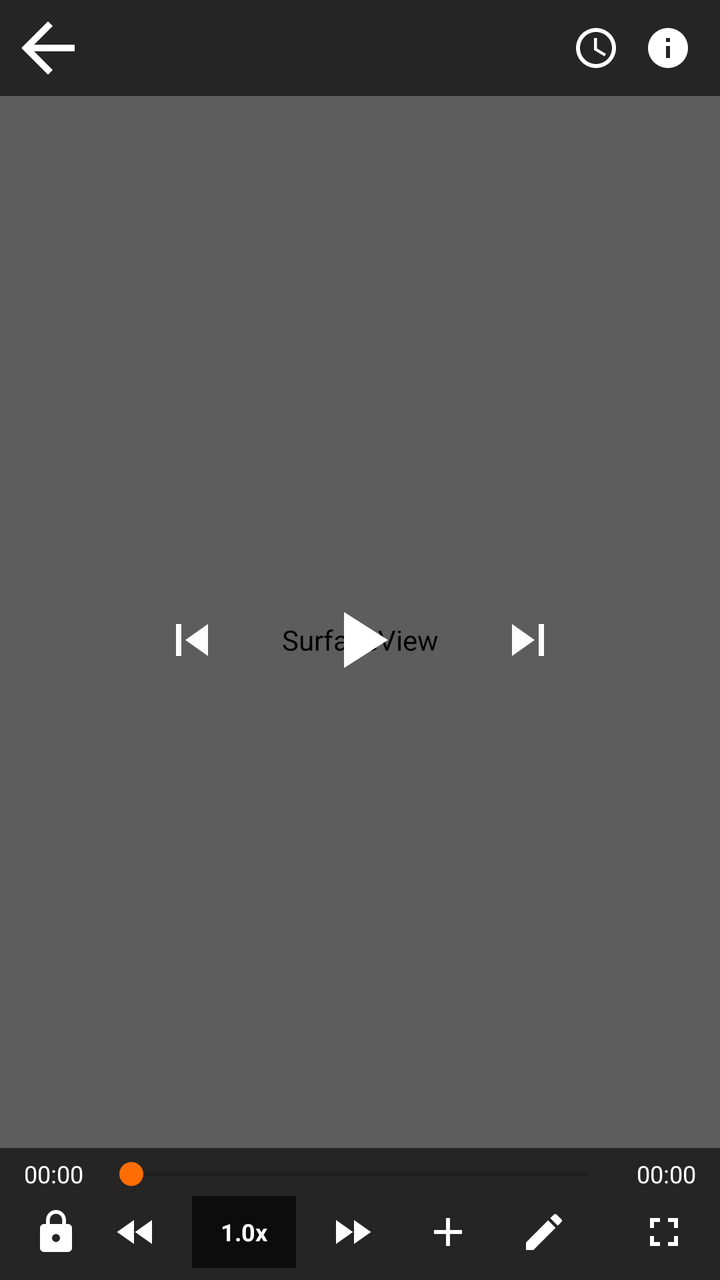
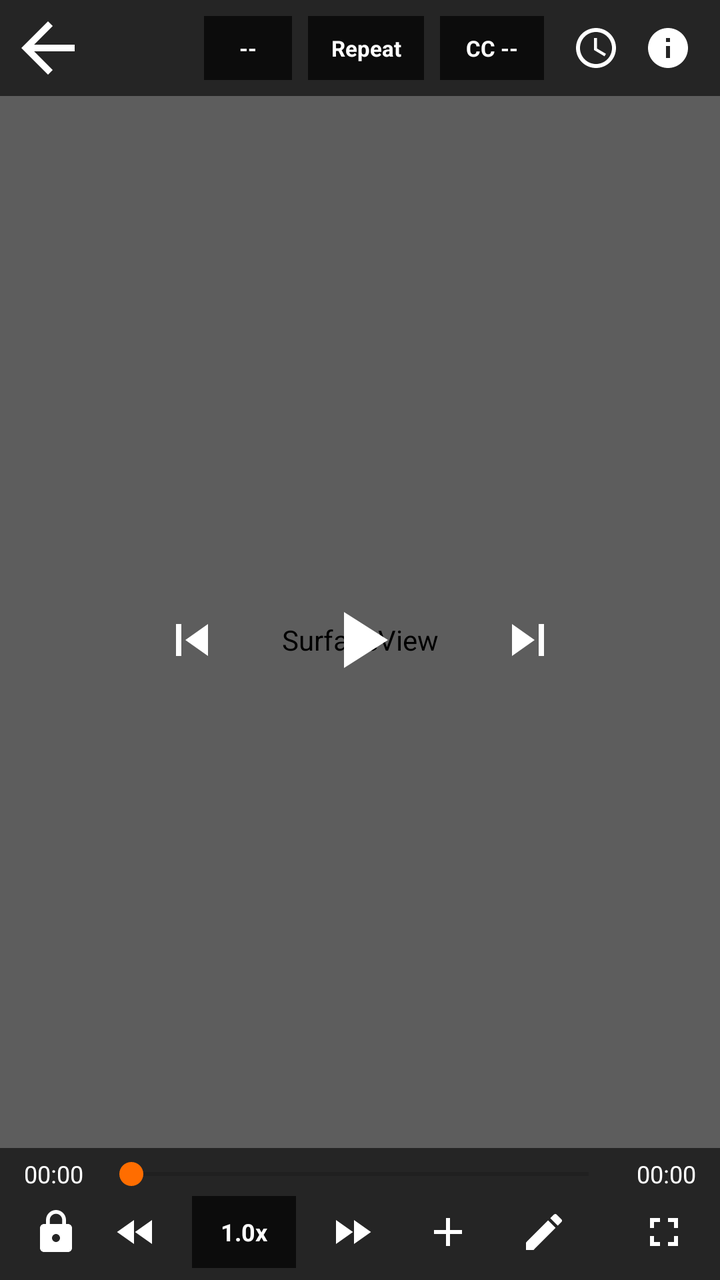

Two renders of the same Android screen: before a commit and after it. Below are the layout's source before the change and the commit's diff.
<!-- AndroidManifest.xml: application theme AppTheme.Light -->
<!-- res/layout/activity_player.xml -->
<?xml version="1.0" encoding="utf-8"?>
<FrameLayout xmlns:android="http://schemas.android.com/apk/res/android"
    android:id="@+id/playerRoot"
    android:layout_width="match_parent"
    android:layout_height="match_parent"
    android:background="@color/playerBackground"
    android:keepScreenOn="true">

    
    <SurfaceView
        android:id="@+id/surfaceView"
        android:layout_width="match_parent"
        android:layout_height="match_parent"
        android:layout_gravity="center" />

    
    <LinearLayout
        android:id="@+id/brightnessOverlay"
        android:layout_width="wrap_content"
        android:layout_height="wrap_content"
        android:layout_gravity="start|center_vertical"
        android:layout_marginStart="24dp"
        android:background="@color/gestureOverlayBg"
        android:gravity="center"
        android:orientation="vertical"
        android:padding="16dp"
        android:visibility="gone">

        <ImageView
            android:layout_width="32dp"
            android:layout_height="32dp"
            android:src="@drawable/ic_brightness"
            android:contentDescription="@string/brightness" />

        <ProgressBar
            android:id="@+id/brightnessProgress"
            style="?android:attr/progressBarStyleHorizontal"
            android:layout_width="4dp"
            android:layout_height="100dp"
            android:layout_marginTop="8dp"
            android:max="100"
            android:progress="50"
            
            android:rotation="180" />

        <TextView
            android:id="@+id/tvBrightnessValue"
            android:layout_width="wrap_content"
            android:layout_height="wrap_content"
            android:layout_marginTop="4dp"
            android:textColor="@color/gestureOverlayText"
            android:textSize="12sp"
            android:text="50%" />
    </LinearLayout>

    
    <LinearLayout
        android:id="@+id/volumeOverlay"
        android:layout_width="wrap_content"
        android:layout_height="wrap_content"
        android:layout_gravity="end|center_vertical"
        android:layout_marginEnd="24dp"
        android:background="@color/gestureOverlayBg"
        android:gravity="center"
        android:orientation="vertical"
        android:padding="16dp"
        android:visibility="gone">

        <ImageView
            android:layout_width="32dp"
            android:layout_height="32dp"
            android:src="@drawable/ic_volume"
            android:contentDescription="@string/volume" />

        <ProgressBar
            android:id="@+id/volumeProgress"
            style="?android:attr/progressBarStyleHorizontal"
            android:layout_width="4dp"
            android:layout_height="100dp"
            android:layout_marginTop="8dp"
            android:max="100"
            android:progress="50"
            android:rotation="180" />

        <TextView
            android:id="@+id/tvVolumeValue"
            android:layout_width="wrap_content"
            android:layout_height="wrap_content"
            android:layout_marginTop="4dp"
            android:textColor="@color/gestureOverlayText"
            android:textSize="12sp"
            android:text="50%" />
    </LinearLayout>

    
    <LinearLayout
        android:id="@+id/seekOverlay"
        android:layout_width="wrap_content"
        android:layout_height="wrap_content"
        android:layout_gravity="center"
        android:background="@color/gestureOverlayBg"
        android:gravity="center"
        android:orientation="vertical"
        android:padding="20dp"
        android:visibility="gone">

        <TextView
            android:id="@+id/tvSeekPosition"
            android:layout_width="wrap_content"
            android:layout_height="wrap_content"
            android:textColor="@color/gestureOverlayText"
            android:textSize="24sp"
            android:textStyle="bold"
            android:text="00:00:00" />

        <TextView
            android:id="@+id/tvSeekOffset"
            android:layout_width="wrap_content"
            android:layout_height="wrap_content"
            android:layout_marginTop="4dp"
            android:textColor="@color/gestureOverlayText"
            android:textSize="14sp"
            android:text="+0 sec" />
    </LinearLayout>

    
    <FrameLayout
        android:id="@+id/doubleTapLeft"
        android:layout_width="120dp"
        android:layout_height="120dp"
        android:layout_gravity="center_vertical|start"
        android:background="@color/gestureOverlayBg"
        android:visibility="gone">

        <LinearLayout
            android:layout_width="wrap_content"
            android:layout_height="wrap_content"
            android:layout_gravity="center"
            android:gravity="center"
            android:orientation="vertical">

            <ImageView
                android:layout_width="36dp"
                android:layout_height="36dp"
                android:src="@drawable/ic_rewind"
                android:contentDescription="Rewind" />

            <TextView
                android:layout_width="wrap_content"
                android:layout_height="wrap_content"
                android:text="10 sec"
                android:textColor="@color/white"
                android:textSize="12sp" />
        </LinearLayout>
    </FrameLayout>

    
    <FrameLayout
        android:id="@+id/doubleTapRight"
        android:layout_width="120dp"
        android:layout_height="120dp"
        android:layout_gravity="center_vertical|end"
        android:background="@color/gestureOverlayBg"
        android:visibility="gone">

        <LinearLayout
            android:layout_width="wrap_content"
            android:layout_height="wrap_content"
            android:layout_gravity="center"
            android:gravity="center"
            android:orientation="vertical">

            <ImageView
                android:layout_width="36dp"
                android:layout_height="36dp"
                android:src="@drawable/ic_forward"
                android:contentDescription="Forward" />

            <TextView
                android:layout_width="wrap_content"
                android:layout_height="wrap_content"
                android:text="10 sec"
                android:textColor="@color/white"
                android:textSize="12sp" />
        </LinearLayout>
    </FrameLayout>

    
    <TextView
        android:id="@+id/tvSleepTimer"
        android:layout_width="wrap_content"
        android:layout_height="wrap_content"
        android:layout_gravity="top|end"
        android:layout_marginTop="8dp"
        android:layout_marginEnd="8dp"
        android:background="@color/gestureOverlayBg"
        android:padding="6dp"
        android:textColor="@color/white"
        android:textSize="12sp"
        android:visibility="gone" />

    
    <RelativeLayout
        android:id="@+id/controlsOverlay"
        android:layout_width="match_parent"
        android:layout_height="match_parent"
        android:background="#44000000">

        
        <LinearLayout
            android:id="@+id/topBar"
            android:layout_width="match_parent"
            android:layout_height="48dp"
            android:layout_alignParentTop="true"
            android:background="@color/playerControlBg"
            android:gravity="center_vertical"
            android:orientation="horizontal"
            android:paddingStart="4dp"
            android:paddingEnd="8dp">

            <ImageButton
                android:id="@+id/btnBack"
                android:layout_width="40dp"
                android:layout_height="40dp"
                android:background="?android:attr/selectableItemBackgroundBorderless"
                android:contentDescription="Back"
                android:src="@drawable/ic_back"
                android:scaleType="centerInside" />

            <TextView
                android:id="@+id/tvVideoTitle"
                android:layout_width="0dp"
                android:layout_height="wrap_content"
                android:layout_weight="1"
                android:ellipsize="end"
                android:maxLines="1"
                android:paddingStart="8dp"
                android:paddingEnd="8dp"
                android:textColor="@color/playerControlText"
                android:textSize="16sp" />

            
            <ImageButton
                android:id="@+id/btnSleepTimer"
                android:layout_width="36dp"
                android:layout_height="36dp"
                android:background="?android:attr/selectableItemBackgroundBorderless"
                android:contentDescription="@string/sleep_timer"
                android:src="@drawable/ic_timer"
                android:scaleType="centerInside"
                android:padding="6dp" />

            
            <ImageButton
                android:id="@+id/btnVideoInfo"
                android:layout_width="36dp"
                android:layout_height="36dp"
                android:background="?android:attr/selectableItemBackgroundBorderless"
                android:contentDescription="@string/video_info"
                android:src="@drawable/ic_info"
                android:scaleType="centerInside"
                android:padding="6dp" />

        </LinearLayout>

        
        <LinearLayout
            android:id="@+id/centerControls"
            android:layout_width="wrap_content"
            android:layout_height="wrap_content"
            android:layout_centerInParent="true"
            android:gravity="center"
            android:orientation="horizontal">

            <ImageButton
                android:id="@+id/btnPrevious"
                android:layout_width="56dp"
                android:layout_height="56dp"
                android:background="?android:attr/selectableItemBackgroundBorderless"
                android:contentDescription="@string/previous"
                android:src="@drawable/ic_previous"
                android:scaleType="centerInside"
                android:padding="12dp" />

            <ImageButton
                android:id="@+id/btnPlayPause"
                android:layout_width="64dp"
                android:layout_height="64dp"
                android:layout_marginStart="24dp"
                android:layout_marginEnd="24dp"
                android:background="?android:attr/selectableItemBackgroundBorderless"
                android:contentDescription="@string/play"
                android:src="@drawable/ic_play"
                android:scaleType="centerInside"
                android:padding="8dp" />

            <ImageButton
                android:id="@+id/btnNext"
                android:layout_width="56dp"
                android:layout_height="56dp"
                android:background="?android:attr/selectableItemBackgroundBorderless"
                android:contentDescription="@string/next"
                android:src="@drawable/ic_next"
                android:scaleType="centerInside"
                android:padding="12dp" />

        </LinearLayout>

        
        <LinearLayout
            android:id="@+id/bottomBar"
            android:layout_width="match_parent"
            android:layout_height="wrap_content"
            android:layout_alignParentBottom="true"
            android:background="@color/playerControlBg"
            android:orientation="vertical"
            android:padding="4dp">

            
            <LinearLayout
                android:layout_width="match_parent"
                android:layout_height="wrap_content"
                android:gravity="center_vertical"
                android:orientation="horizontal"
                android:paddingStart="8dp"
                android:paddingEnd="8dp">

                <TextView
                    android:id="@+id/tvCurrentTime"
                    android:layout_width="wrap_content"
                    android:layout_height="wrap_content"
                    android:textColor="@color/playerControlText"
                    android:textSize="12sp"
                    android:text="00:00" />

                <SeekBar
                    android:id="@+id/seekBar"
                    android:layout_width="0dp"
                    android:layout_height="wrap_content"
                    android:layout_weight="1"
                    android:layout_marginStart="8dp"
                    android:layout_marginEnd="8dp"
                    android:max="100" />

                <TextView
                    android:id="@+id/tvTotalTime"
                    android:layout_width="wrap_content"
                    android:layout_height="wrap_content"
                    android:textColor="@color/playerControlText"
                    android:textSize="12sp"
                    android:text="00:00" />

            </LinearLayout>

            
            <LinearLayout
                android:layout_width="match_parent"
                android:layout_height="wrap_content"
                android:gravity="center_vertical"
                android:orientation="horizontal"
                android:paddingStart="4dp"
                android:paddingEnd="4dp">

                
                <ImageButton
                    android:id="@+id/btnLock"
                    android:layout_width="40dp"
                    android:layout_height="40dp"
                    android:background="?android:attr/selectableItemBackgroundBorderless"
                    android:contentDescription="@string/lock"
                    android:src="@drawable/ic_lock"
                    android:scaleType="centerInside"
                    android:padding="8dp" />

<ImageButton
                    android:id="@+id/btnRewind"
                    android:layout_width="40dp"
                    android:layout_height="40dp"
                    android:background="?android:attr/selectableItemBackgroundBorderless"
                    android:contentDescription="@string/rewind_10_seconds"
                    android:src="@drawable/ic_rewind"
                    android:scaleType="centerInside"
                    android:padding="8dp" />

                <TextView
                    android:id="@+id/btnSpeed"
                    android:layout_width="wrap_content"
                    android:layout_height="36dp"
                    android:layout_marginStart="8dp"
                    android:layout_gravity="center_vertical"
                    android:background="@color/gestureOverlayBg"
                    android:gravity="center"
                    android:minWidth="52dp"
                    android:paddingStart="10dp"
                    android:paddingEnd="10dp"
                    android:text="@string/speed_normal"
                    android:textColor="@color/playerControlText"
                    android:textSize="12sp"
                    android:textStyle="bold" />

                <ImageButton
                    android:id="@+id/btnForward"
                    android:layout_width="40dp"
                    android:layout_height="40dp"
                    android:layout_marginStart="8dp"
                    android:background="?android:attr/selectableItemBackgroundBorderless"
                    android:contentDescription="@string/forward_10_seconds"
                    android:src="@drawable/ic_forward"
                    android:scaleType="centerInside"
                    android:padding="8dp" />
<ImageButton
                    android:id="@+id/btnBookmark"
                    android:layout_width="40dp"
                    android:layout_height="40dp"
                    android:layout_marginStart="8dp"
                    android:background="?android:attr/selectableItemBackgroundBorderless"
                    android:contentDescription="@string/bookmark"
                    android:src="@drawable/ic_add"
                    android:scaleType="centerInside"
                    android:padding="8dp" />
<ImageButton
                    android:id="@+id/btnNote"
                    android:layout_width="40dp"
                    android:layout_height="40dp"
                    android:layout_marginStart="8dp"
                    android:background="?android:attr/selectableItemBackgroundBorderless"
                    android:contentDescription="@string/notes"
                    android:src="@drawable/ic_edit"
                    android:scaleType="centerInside"
                    android:padding="8dp" />
                <View
                    android:layout_width="0dp"
                    android:layout_height="0dp"
                    android:layout_weight="1" />

                
                <ImageButton
                    android:id="@+id/btnFullscreen"
                    android:layout_width="40dp"
                    android:layout_height="40dp"
                    android:background="?android:attr/selectableItemBackgroundBorderless"
                    android:contentDescription="@string/fullscreen"
                    android:src="@drawable/ic_fullscreen"
                    android:scaleType="centerInside"
                    android:padding="8dp" />

            </LinearLayout>

        </LinearLayout>

    </RelativeLayout>

    
    <FrameLayout
        android:id="@+id/lockOverlay"
        android:layout_width="match_parent"
        android:layout_height="match_parent"
        android:visibility="gone">

        <ImageButton
            android:id="@+id/btnUnlock"
            android:layout_width="56dp"
            android:layout_height="56dp"
            android:layout_gravity="start|bottom"
            android:layout_marginStart="16dp"
            android:layout_marginBottom="16dp"
            android:background="@color/gestureOverlayBg"
            android:contentDescription="@string/unlock"
            android:src="@drawable/ic_unlock"
            android:scaleType="centerInside"
            android:padding="12dp" />
    </FrameLayout>

</FrameLayout>
<!-- resources referenced by this layout -->
<resources>
  <color name="gestureOverlayBg">#AA000000</color>
  <color name="gestureOverlayText">#FFFFFFFF</color>
  <color name="playerBackground">#FF000000</color>
  <color name="playerControlBg">#99000000</color>
  <color name="playerControlText">#FFFFFFFF</color>
  <color name="white">#FFFFFFFF</color>
  <!-- drawable ic_add (drawable) -->
  <?xml version="1.0" encoding="utf-8"?>
  <vector xmlns:android="http://schemas.android.com/apk/res/android"
      android:width="24dp"
      android:height="24dp"
      android:viewportWidth="24"
      android:viewportHeight="24">
      <path
          android:fillColor="#FFFFFFFF"
          android:pathData="M19,13h-6v6h-2v-6H5v-2h6V5h2v6h6v2z" />
  </vector>
  <!-- drawable ic_forward (drawable) -->
  <?xml version="1.0" encoding="utf-8"?>
  <vector xmlns:android="http://schemas.android.com/apk/res/android"
      android:width="48dp"
      android:height="48dp"
      android:viewportWidth="24"
      android:viewportHeight="24">
      <path
          android:fillColor="#FFFFFFFF"
          android:pathData="M4,18l8.5,-6L4,6v12zM13,6v12l8.5,-6L13,6z" />
  </vector>
  <!-- drawable ic_next (drawable) -->
  <?xml version="1.0" encoding="utf-8"?>
  <vector xmlns:android="http://schemas.android.com/apk/res/android"
      android:width="48dp"
      android:height="48dp"
      android:viewportWidth="24"
      android:viewportHeight="24">
      <path
          android:fillColor="#FFFFFFFF"
          android:pathData="M6,18l8.5,-6L6,6v12zM16,6v12h2V6h-2z" />
  </vector>
  <!-- drawable ic_play (drawable) -->
  <?xml version="1.0" encoding="utf-8"?>
  <vector xmlns:android="http://schemas.android.com/apk/res/android"
      android:width="48dp"
      android:height="48dp"
      android:viewportWidth="24"
      android:viewportHeight="24">
      <path
          android:fillColor="#FFFFFFFF"
          android:pathData="M8,5v14l11,-7z" />
  </vector>
  <!-- drawable ic_previous (drawable) -->
  <?xml version="1.0" encoding="utf-8"?>
  <vector xmlns:android="http://schemas.android.com/apk/res/android"
      android:width="48dp"
      android:height="48dp"
      android:viewportWidth="24"
      android:viewportHeight="24">
      <path
          android:fillColor="#FFFFFFFF"
          android:pathData="M6,6h2v12H6V6zM9.5,12l8.5,6V6l-8.5,6z" />
  </vector>
  <!-- drawable ic_rewind (drawable) -->
  <?xml version="1.0" encoding="utf-8"?>
  <vector xmlns:android="http://schemas.android.com/apk/res/android"
      android:width="48dp"
      android:height="48dp"
      android:viewportWidth="24"
      android:viewportHeight="24">
      <path
          android:fillColor="#FFFFFFFF"
          android:pathData="M11,18V6l-8.5,6L11,18zM11.5,12l8.5,6V6l-8.5,6z" />
  </vector>
  <string name="bookmark">Bookmark</string>
  <string name="brightness">Brightness</string>
  <string name="forward_10_seconds">Forward 10 seconds</string>
  <string name="fullscreen">Fullscreen</string>
  <string name="lock">Lock</string>
  <string name="next">Next</string>
  <string name="notes">Notes</string>
  <string name="play">Play</string>
  <string name="previous">Previous</string>
  <string name="rewind_10_seconds">Rewind 10 seconds</string>
  <string name="sleep_timer">Sleep Timer</string>
  <string name="speed_normal">1.0x</string>
  <string name="unlock">Unlock</string>
  <string name="video_info">Video Info</string>
  <string name="volume">Volume</string>
  <color name="colorPrimary">#FF1976D2</color>
  <color name="colorPrimaryDark">#FF1565C0</color>
  <color name="colorAccent">#FFFF6D00</color>
  <color name="colorBackground">#FFFAFAFA</color>
  <color name="colorTextPrimary">#DD000000</color>
  <color name="colorTextSecondary">#8A000000</color>
  <!-- unchanged entries left out for length: 10 -->
</resources>

<!-- the commit's change to res/layout/activity_player.xml (unified diff, before → after) -->
@@ -199,6 +199,25 @@
         android:textSize="12sp"
         android:visibility="gone" />
 
+    <TextView
+        android:id="@+id/tvSubtitle"
+        android:layout_width="wrap_content"
+        android:layout_height="wrap_content"
+        android:layout_gravity="bottom|center_horizontal"
+        android:layout_marginStart="24dp"
+        android:layout_marginEnd="24dp"
+        android:layout_marginBottom="88dp"
+        android:background="#99000000"
+        android:gravity="center"
+        android:maxLines="3"
+        android:paddingStart="14dp"
+        android:paddingTop="8dp"
+        android:paddingEnd="14dp"
+        android:paddingBottom="8dp"
+        android:textColor="@color/white"
+        android:textSize="16sp"
+        android:visibility="gone" />
+
     
     <RelativeLayout
         android:id="@+id/controlsOverlay"
@@ -238,6 +257,55 @@
                 android:paddingEnd="8dp"
                 android:textColor="@color/playerControlText"
                 android:textSize="16sp" />
+
+            <TextView
+                android:id="@+id/tvQualityBadge"
+                android:layout_width="wrap_content"
+                android:layout_height="32dp"
+                android:layout_marginEnd="8dp"
+                android:background="@color/gestureOverlayBg"
+                android:gravity="center"
+                android:minWidth="44dp"
+                android:paddingStart="10dp"
+                android:paddingEnd="10dp"
+                android:text="@string/quality_unknown"
+                android:textColor="@color/playerControlText"
+                android:textSize="11sp"
+                android:textStyle="bold" />
+
+            <TextView
+                android:id="@+id/btnRepeat"
+                android:layout_width="wrap_content"
+                android:layout_height="32dp"
+                android:layout_marginEnd="8dp"
+                android:background="@color/gestureOverlayBg"
+                android:clickable="true"
+                android:focusable="true"
+                android:gravity="center"
+                android:minWidth="58dp"
+                android:paddingStart="10dp"
+                android:paddingEnd="10dp"
+                android:text="@string/repeat_mode_off_short"
+                android:textColor="@color/playerControlText"
+                android:textSize="11sp"
+                android:textStyle="bold" />
+
+            <TextView
+                android:id="@+id/btnSubtitle"
+                android:layout_width="wrap_content"
+                android:layout_height="32dp"
+                android:layout_marginEnd="8dp"
+                android:background="@color/gestureOverlayBg"
+                android:clickable="true"
+                android:focusable="true"
+                android:gravity="center"
+                android:minWidth="52dp"
+                android:paddingStart="10dp"
+                android:paddingEnd="10dp"
+                android:text="@string/subtitle_unavailable_short"
+                android:textColor="@color/playerControlText"
+                android:textSize="11sp"
+                android:textStyle="bold" />
 
             
             <ImageButton
<!-- resource entries referenced after the edit -->
@@ -81,9 +81,12 @@
   <string name="notes">Notes</string>
   <string name="play">Play</string>
   <string name="previous">Previous</string>
+  <string name="quality_unknown">--</string>
+  <string name="repeat_mode_off_short">Repeat</string>
   <string name="rewind_10_seconds">Rewind 10 seconds</string>
   <string name="sleep_timer">Sleep Timer</string>
   <string name="speed_normal">1.0x</string>
+  <string name="subtitle_unavailable_short">CC --</string>
   <string name="unlock">Unlock</string>
   <string name="video_info">Video Info</string>
   <string name="volume">Volume</string>
